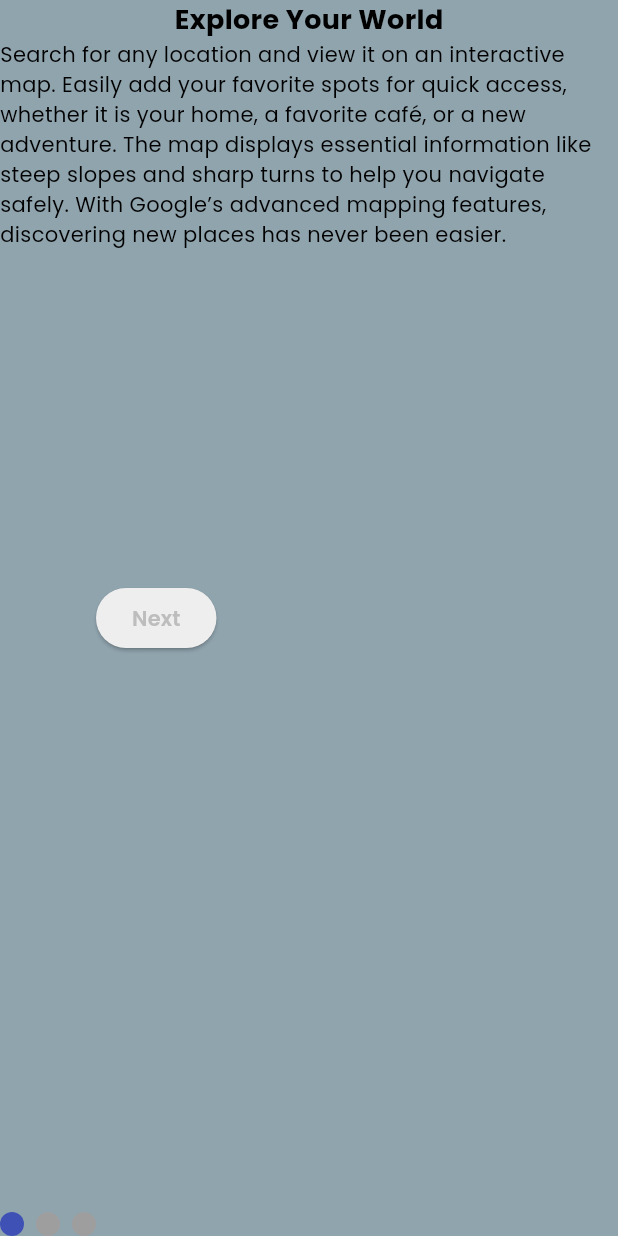
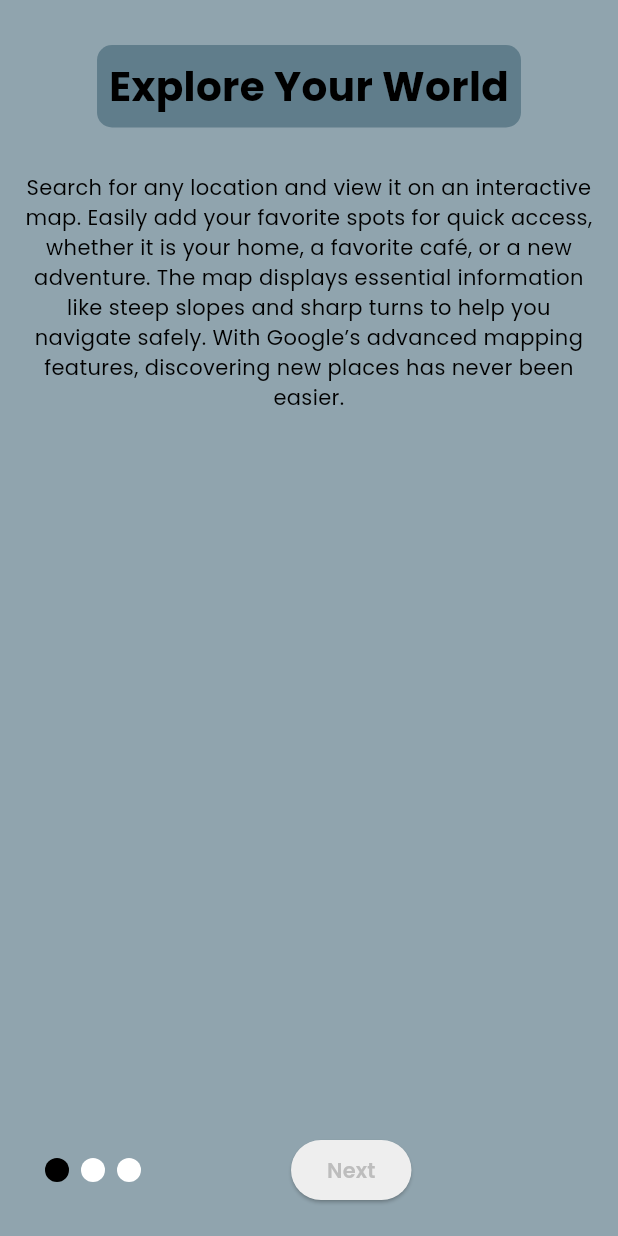
Before and after one commit to MdgSpace-Soc-D-2024/SafeDrive, a Flutter app: the screen it shows after launch, on a phone screen of 412 x 824 dp. Run offline on Flutter 3.47's test engine with Material 3 defaults, Android fonts, the phone set to English and light mode, and no system bars; drawn by our look-alikes of smooth_page_indicator; our stand-ins replace cloud_firestore, connectivity_plus, dio, firebase_auth, firebase_core, firebase_messaging and 9 more; missing offline and left inert: flutter_polyline_points, google_maps_flutter_android, google_maps_flutter_platform_interface; accounts and stored records are empty.

Commit message:
Minor changes

```diff
--- a/flutter/safedrive/lib/main.dart
+++ b/flutter/safedrive/lib/main.dart
@@ -105,7 +105,6 @@ class MyApp extends StatelessWidget {
 
   Future<bool> _checkFirstLaunch() async {
     SharedPreferences prefs = await SharedPreferences.getInstance();
-    prefs.setBool('isFirstLaunch', true);
     bool isFirstLaunch = prefs.getBool('isFirstLaunch') ?? true;
     return isFirstLaunch;
   }
--- a/flutter/safedrive/lib/pages/intro_screens/page1.dart
+++ b/flutter/safedrive/lib/pages/intro_screens/page1.dart
@@ -4,7 +4,7 @@ class IntroPage1 extends StatelessWidget {
   IntroPage1({super.key});
 
   final TextStyle headingTextStyle = TextStyle(
-    fontSize: 18,
+    fontSize: 27,
     fontWeight: FontWeight.bold,
   );
 
@@ -15,24 +15,46 @@ class IntroPage1 extends StatelessWidget {
 
   @override
   Widget build(BuildContext context) {
-    return Container(
+    return SafeArea(
+      child: Scaffold(
+        body: Center(
+          child: Container(
+            padding: EdgeInsets.symmetric(
+              horizontal: 15,
+              vertical: 30,
+            ),
             color: Colors.blueGrey.shade300,
             child: Column(
               children: [
                 Center(
+                  child: Container(
+                    padding: EdgeInsets.all(8),
+                    decoration: BoxDecoration(
+                        color: Colors.blueGrey,
+                        borderRadius: BorderRadius.circular(
+                          10,
+                        )),
                     child: Text(
                       "Explore Your World",
                       style: headingTextStyle,
                     ),
                   ),
+                ),
+                SizedBox(
+                  height: 30,
+                ),
                 Center(
                   child: Text(
                     "Search for any location and view it on an interactive map. Easily add your favorite spots for quick access, whether it is your home, a favorite café, or a new adventure. The map displays essential information like steep slopes and sharp turns to help you navigate safely. With Google’s advanced mapping features, discovering new places has never been easier.",
                     style: bodyTextStyle,
+                    textAlign: TextAlign.center,
                   ),
                 )
               ],
             ),
+          ),
+        ),
+      ),
     );
   }
 }
--- a/flutter/safedrive/lib/pages/onboarding_screen.dart
+++ b/flutter/safedrive/lib/pages/onboarding_screen.dart
@@ -43,12 +43,20 @@ class _OnboardingScreenState extends State<OnboardingScreen> {
             ],
           ),
           // dot indicators
-          Row(
+          Positioned(
+            bottom: 20,
+            left: 30,
+            child: Row(
+              spacing: 100,
               children: [
-              Container(
-                  alignment: Alignment.bottomCenter,
-                  child:
-                      SmoothPageIndicator(controller: _controller, count: 3)),
+                SmoothPageIndicator(
+                  controller: _controller,
+                  count: 3,
+                  effect: const WormEffect(
+                    dotColor: Colors.white,
+                    activeDotColor: Colors.black,
+                  ),
+                ),
 
                 // next or done
                 onLastPage
@@ -86,6 +94,7 @@ class _OnboardingScreenState extends State<OnboardingScreen> {
                         ),
                       ),
               ],
+            ),
           )
         ],
       ),
```
Also changed, not shown: flutter/safedrive/lib/models/misc.dart (+46 -0 lines), flutter/safedrive/lib/pages/drive_screen.dart (+15 -0 lines), flutter/safedrive/lib/pages/intro_screens/page2.dart (+24 -2 lines), flutter/safedrive/lib/pages/intro_screens/page3.dart (+24 -2 lines). Lines whose indentation alone changed are shown as unchanged.
